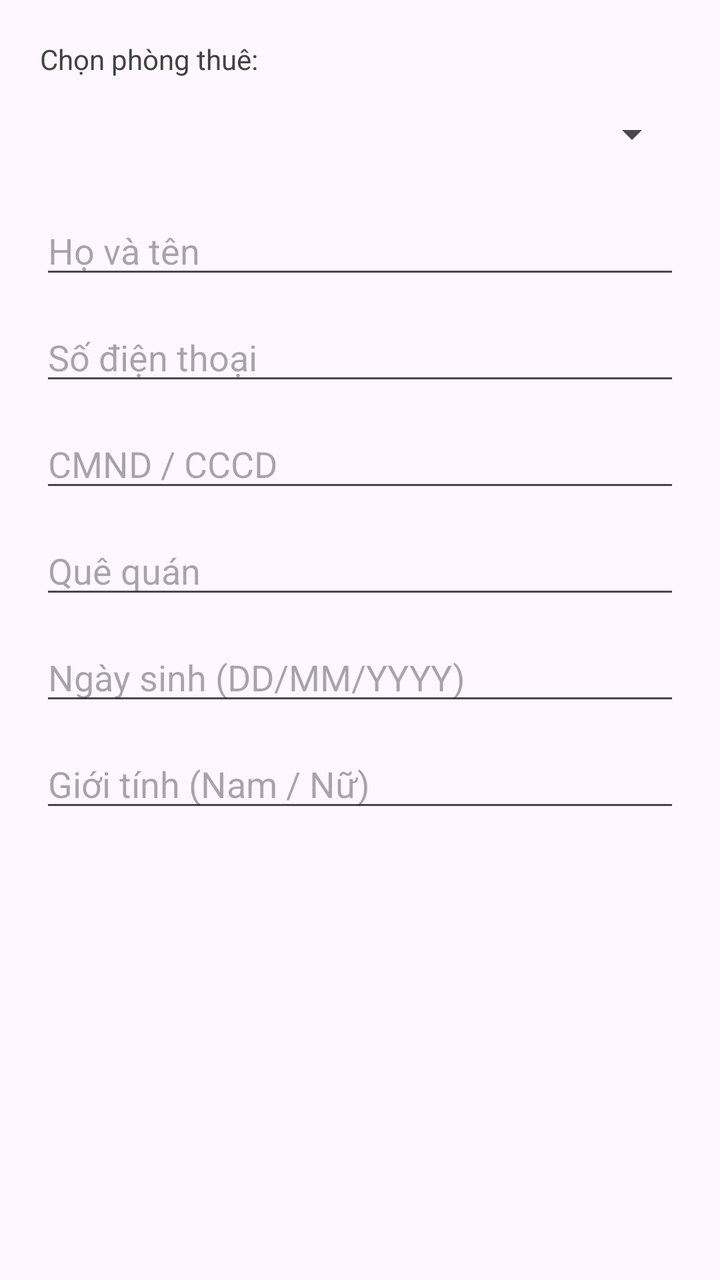
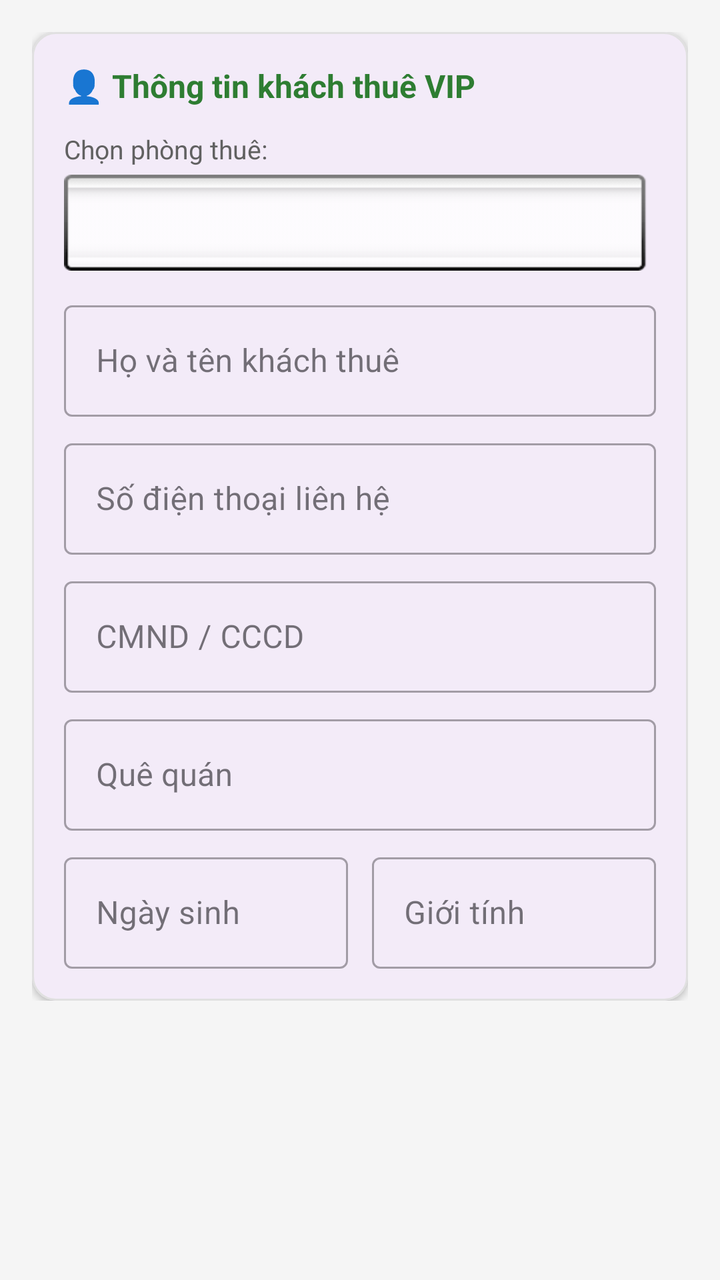

Screens rendered from an Android XML layout before and after an edit, with the pre-edit source and the edit as a unified diff.
<!-- AndroidManifest.xml: application theme Theme.DACK2026 -->
<!-- res/layout/dialog_khach_thue.xml -->
<?xml version="1.0" encoding="utf-8"?>
<LinearLayout xmlns:android="http://schemas.android.com/apk/res/android"
    android:layout_width="match_parent"
    android:layout_height="wrap_content"
    android:orientation="vertical"
    android:padding="20dp">

    <TextView
        android:layout_width="wrap_content"
        android:layout_height="wrap_content"
        android:layout_marginBottom="4dp"
        android:text="Chọn phòng thuê:"
        android:textColor="#424242"
        android:textSize="14sp" />

    <Spinner
        android:id="@+id/spinnerPhong"
        android:layout_width="match_parent"
        android:layout_height="48dp"
        android:layout_marginBottom="12dp" />

    <EditText
        android:id="@+id/etHoTen"
        android:layout_width="match_parent"
        android:layout_height="wrap_content"
        android:layout_marginBottom="12dp"
        android:hint="Họ và tên"
        android:inputType="textPersonName"
        android:maxLines="1" />

    <EditText
        android:id="@+id/etSdt"
        android:layout_width="match_parent"
        android:layout_height="wrap_content"
        android:layout_marginBottom="12dp"
        android:hint="Số điện thoại"
        android:inputType="phone"
        android:maxLines="1" />

    <EditText
        android:id="@+id/etCmnd"
        android:layout_width="match_parent"
        android:layout_height="wrap_content"
        android:layout_marginBottom="12dp"
        android:hint="CMND / CCCD"
        android:inputType="text"
        android:maxLines="1" />

    <EditText
        android:id="@+id/etQueQuan"
        android:layout_width="match_parent"
        android:layout_height="wrap_content"
        android:layout_marginBottom="12dp"
        android:hint="Quê quán"
        android:inputType="text"
        android:maxLines="1" />

    <EditText
        android:id="@+id/etNgaySinh"
        android:layout_width="match_parent"
        android:layout_height="wrap_content"
        android:layout_marginBottom="12dp"
        android:hint="Ngày sinh (DD/MM/YYYY)"
        android:inputType="text"
        android:maxLines="1" />

    <EditText
        android:id="@+id/etGioiTinh"
        android:layout_width="match_parent"
        android:layout_height="wrap_content"
        android:hint="Giới tính (Nam / Nữ)"
        android:inputType="text"
        android:maxLines="1" />

</LinearLayout>
<!-- resources referenced by this layout -->
<resources>
  <style name="Theme.DACK2026" parent="Base.Theme.DACK2026" />
  <style name="Base.Theme.DACK2026" parent="Theme.Material3.DayNight.NoActionBar">
          
          
      </style>
</resources>

<!-- the commit's change to res/layout/dialog_khach_thue.xml (unified diff, before → after) -->
@@ -1,75 +1,154 @@
 <?xml version="1.0" encoding="utf-8"?>
-<LinearLayout xmlns:android="http://schemas.android.com/apk/res/android"
+<ScrollView xmlns:android="http://schemas.android.com/apk/res/android"
+    xmlns:app="http://schemas.android.com/apk/res-auto"
     android:layout_width="match_parent"
     android:layout_height="wrap_content"
-    android:orientation="vertical"
-    android:padding="20dp">
+    android:background="#F5F5F5">
 
-    <TextView
-        android:layout_width="wrap_content"
-        android:layout_height="wrap_content"
-        android:layout_marginBottom="4dp"
-        android:text="Chọn phòng thuê:"
-        android:textColor="#424242"
-        android:textSize="14sp" />
-
-    <Spinner
-        android:id="@+id/spinnerPhong"
-        android:layout_width="match_parent"
-        android:layout_height="48dp"
-        android:layout_marginBottom="12dp" />
-
-    <EditText
-        android:id="@+id/etHoTen"
+    <LinearLayout
         android:layout_width="match_parent"
         android:layout_height="wrap_content"
-        android:layout_marginBottom="12dp"
-        android:hint="Họ và tên"
-        android:inputType="textPersonName"
-        android:maxLines="1" />
+        android:orientation="vertical"
+        android:padding="16dp">
 
-    <EditText
-        android:id="@+id/etSdt"
-        android:layout_width="match_parent"
-        android:layout_height="wrap_content"
-        android:layout_marginBottom="12dp"
-        android:hint="Số điện thoại"
-        android:inputType="phone"
-        android:maxLines="1" />
+        <com.google.android.material.card.MaterialCardView
+            android:layout_width="match_parent"
+            android:layout_height="wrap_content"
+            app:cardCornerRadius="12dp"
+            app:cardElevation="2dp"
+            app:strokeColor="#E0E0E0"
+            app:strokeWidth="1dp">
 
-    <EditText
-        android:id="@+id/etCmnd"
-        android:layout_width="match_parent"
-        android:layout_height="wrap_content"
-        android:layout_marginBottom="12dp"
-        android:hint="CMND / CCCD"
-        android:inputType="text"
-        android:maxLines="1" />
+            <LinearLayout
+                android:layout_width="match_parent"
+                android:layout_height="wrap_content"
+                android:orientation="vertical"
+                android:padding="16dp">
 
-    <EditText
-        android:id="@+id/etQueQuan"
-        android:layout_width="match_parent"
-        android:layout_height="wrap_content"
-        android:layout_marginBottom="12dp"
-        android:hint="Quê quán"
-        android:inputType="text"
-        android:maxLines="1" />
+                <TextView
+                    android:layout_width="wrap_content"
+                    android:layout_height="wrap_content"
+                    android:text="👤 Thông tin khách thuê VIP"
+                    android:textColor="#2E7D32"
+                    android:textSize="16sp"
+                    android:textStyle="bold" />
 
-    <EditText
-        android:id="@+id/etNgaySinh"
-        android:layout_width="match_parent"
-        android:layout_height="wrap_content"
-        android:layout_marginBottom="12dp"
-        android:hint="Ngày sinh (DD/MM/YYYY)"
-        android:inputType="text"
-        android:maxLines="1" />
+                <TextView
+                    android:layout_width="wrap_content"
+                    android:layout_height="wrap_content"
+                    android:layout_marginTop="12dp"
+                    android:layout_marginBottom="4dp"
+                    android:text="Chọn phòng thuê:"
+                    android:textColor="#616161"
+                    android:textSize="13sp" />
 
-    <EditText
-        android:id="@+id/etGioiTinh"
-        android:layout_width="match_parent"
-        android:layout_height="wrap_content"
-        android:hint="Giới tính (Nam / Nữ)"
-        android:inputType="text"
-        android:maxLines="1" />
+                <Spinner
+                    android:id="@+id/spinnerPhong"
+                    android:layout_width="match_parent"
+                    android:layout_height="48dp"
+                    android:background="@android:drawable/spinner_background"
+                    android:layout_marginBottom="12dp" />
 
-</LinearLayout>
+                <com.google.android.material.textfield.TextInputLayout
+                    android:layout_width="match_parent"
+                    android:layout_height="wrap_content"
+                    android:layout_marginBottom="8dp"
+                    style="@style/Widget.MaterialComponents.TextInputLayout.OutlinedBox">
+
+                    <com.google.android.material.textfield.TextInputEditText
+                        android:id="@+id/etHoTen"
+                        android:layout_width="match_parent"
+                        android:layout_height="wrap_content"
+                        android:hint="Họ và tên khách thuê"
+                        android:inputType="textPersonName"
+                        android:maxLines="1" />
+                </com.google.android.material.textfield.TextInputLayout>
+
+                <com.google.android.material.textfield.TextInputLayout
+                    android:layout_width="match_parent"
+                    android:layout_height="wrap_content"
+                    android:layout_marginBottom="8dp"
+                    style="@style/Widget.MaterialComponents.TextInputLayout.OutlinedBox">
+
+                    <com.google.android.material.textfield.TextInputEditText
+                        android:id="@+id/etSdt"
+                        android:layout_width="match_parent"
+                        android:layout_height="wrap_content"
+                        android:hint="Số điện thoại liên hệ"
+                        android:inputType="phone"
+                        android:maxLines="1" />
+                </com.google.android.material.textfield.TextInputLayout>
+
+                <com.google.android.material.textfield.TextInputLayout
+                    android:layout_width="match_parent"
+                    android:layout_height="wrap_content"
+                    android:layout_marginBottom="8dp"
+                    style="@style/Widget.MaterialComponents.TextInputLayout.OutlinedBox">
+
+                    <com.google.android.material.textfield.TextInputEditText
+                        android:id="@+id/etCmnd"
+                        android:layout_width="match_parent"
+                        android:layout_height="wrap_content"
+                        android:hint="CMND / CCCD"
+                        android:inputType="text"
+                        android:maxLines="1" />
+                </com.google.android.material.textfield.TextInputLayout>
+
+                <com.google.android.material.textfield.TextInputLayout
+                    android:layout_width="match_parent"
+                    android:layout_height="wrap_content"
+                    android:layout_marginBottom="8dp"
+                    style="@style/Widget.MaterialComponents.TextInputLayout.OutlinedBox">
+
+                    <com.google.android.material.textfield.TextInputEditText
+                        android:id="@+id/etQueQuan"
+                        android:layout_width="match_parent"
+                        android:layout_height="wrap_content"
+                        android:hint="Quê quán"
+                        android:inputType="text"
+                        android:maxLines="1" />
+                </com.google.android.material.textfield.TextInputLayout>
+
+                <LinearLayout
+                    android:layout_width="match_parent"
+                    android:layout_height="wrap_content"
+                    android:orientation="horizontal">
+
+                    <com.google.android.material.textfield.TextInputLayout
+                        android:layout_width="0dp"
+                        android:layout_height="wrap_content"
+                        android:layout_weight="1"
+                        android:layout_marginEnd="6dp"
+                        style="@style/Widget.MaterialComponents.TextInputLayout.OutlinedBox">
+
+                        <com.google.android.material.textfield.TextInputEditText
+                            android:id="@+id/etNgaySinh"
+                            android:layout_width="match_parent"
+                            android:layout_height="wrap_content"
+                            android:hint="Ngày sinh"
+                            android:inputType="text"
+                            android:maxLines="1" />
+                    </com.google.android.material.textfield.TextInputLayout>
+
+                    <com.google.android.material.textfield.TextInputLayout
+                        android:layout_width="0dp"
+                        android:layout_height="wrap_content"
+                        android:layout_weight="1"
+                        android:layout_marginStart="6dp"
+                        style="@style/Widget.MaterialComponents.TextInputLayout.OutlinedBox">
+
+                        <com.google.android.material.textfield.TextInputEditText
+                            android:id="@+id/etGioiTinh"
+                            android:layout_width="match_parent"
+                            android:layout_height="wrap_content"
+                            android:hint="Giới tính"
+                            android:inputType="text"
+                            android:maxLines="1" />
+                    </com.google.android.material.textfield.TextInputLayout>
+                </LinearLayout>
+
+            </LinearLayout>
+        </com.google.android.material.card.MaterialCardView>
+
+    </LinearLayout>
+</ScrollView>
